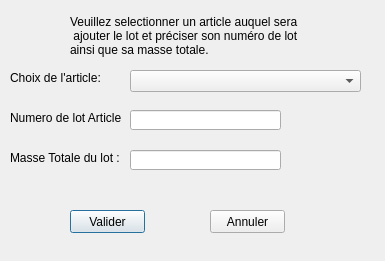
Qt form f_lot.ui (expansia/PEAO) before a commit.
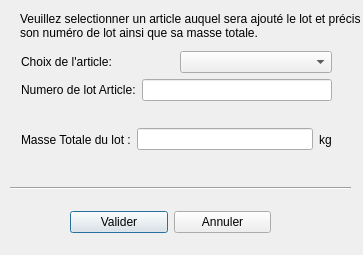
The same form after that commit.

The edit to the form file:
```diff
--- a/f_lot.ui
+++ b/f_lot.ui
@@ -6,123 +6,130 @@
    <rect>
     <x>0</x>
     <y>0</y>
-    <width>385</width>
-    <height>261</height>
+    <width>363</width>
+    <height>255</height>
    </rect>
   </property>
   <property name="windowTitle">
    <string>Formulaire Lot</string>
   </property>
-  <widget class="QComboBox" name="cbChoixArticle">
-   <property name="geometry">
-    <rect>
-     <x>130</x>
-     <y>70</y>
-     <width>231</width>
-     <height>22</height>
-    </rect>
-   </property>
-  </widget>
-  <widget class="QLabel" name="label">
-   <property name="geometry">
-    <rect>
-     <x>10</x>
-     <y>70</y>
-     <width>91</width>
-     <height>16</height>
-    </rect>
-   </property>
-   <property name="text">
-    <string>Choix de l'article:</string>
-   </property>
-  </widget>
-  <widget class="QLabel" name="label_2">
-   <property name="geometry">
-    <rect>
-     <x>10</x>
-     <y>110</y>
-     <width>111</width>
-     <height>16</height>
-    </rect>
-   </property>
-   <property name="text">
-    <string>Numero de lot Article:</string>
-   </property>
-  </widget>
-  <widget class="QLineEdit" name="leNumLotArticle">
-   <property name="geometry">
-    <rect>
-     <x>130</x>
-     <y>110</y>
-     <width>151</width>
-     <height>20</height>
-    </rect>
-   </property>
-  </widget>
+  <property name="modal">
+   <bool>true</bool>
+  </property>
   <widget class="QLabel" name="label_3">
    <property name="geometry">
     <rect>
-     <x>70</x>
+     <x>20</x>
      <y>10</y>
-     <width>231</width>
-     <height>51</height>
+     <width>341</width>
+     <height>31</height>
     </rect>
    </property>
    <property name="text">
-    <string>Veuillez selectionner un article auquel sera
- ajouter le lot et préciser son numéro de lot 
-ainsi que sa masse totale.</string>
+    <string>Veuillez selectionner un article auquel sera ajouté le lot et préciser 
+son numéro de lot ainsi que sa masse totale.</string>
    </property>
   </widget>
-  <widget class="QPushButton" name="btValiderFormLot">
-   <property name="geometry">
-    <rect>
-     <x>70</x>
-     <y>210</y>
-     <width>75</width>
-     <height>23</height>
-    </rect>
-   </property>
-   <property name="text">
-    <string>Valider</string>
-   </property>
-  </widget>
-  <widget class="QPushButton" name="btAnnulerFormLot">
-   <property name="geometry">
-    <rect>
-     <x>210</x>
-     <y>210</y>
-     <width>75</width>
-     <height>23</height>
-    </rect>
-   </property>
-   <property name="text">
-    <string>Annuler</string>
-   </property>
-  </widget>
-  <widget class="QLineEdit" name="leMasseTotaleLot">
-   <property name="geometry">
-    <rect>
-     <x>130</x>
-     <y>150</y>
-     <width>151</width>
-     <height>20</height>
-    </rect>
-   </property>
-  </widget>
-  <widget class="QLabel" name="label_4">
+  <widget class="Line" name="line">
    <property name="geometry">
     <rect>
      <x>10</x>
-     <y>150</y>
-     <width>111</width>
+     <y>180</y>
+     <width>341</width>
      <height>16</height>
     </rect>
    </property>
-   <property name="text">
-    <string>Masse Totale du lot :</string>
+   <property name="orientation">
+    <enum>Qt::Horizontal</enum>
    </property>
   </widget>
+  <widget class="QWidget" name="">
+   <property name="geometry">
+    <rect>
+     <x>70</x>
+     <y>210</y>
+     <width>201</width>
+     <height>25</height>
+    </rect>
+   </property>
+   <layout class="QHBoxLayout" name="horizontalLayout_4">
+    <item>
+     <widget class="QPushButton" name="btValiderFormLot">
+      <property name="text">
+       <string>Valider</string>
+      </property>
+     </widget>
+    </item>
+    <item>
+     <widget class="QPushButton" name="btAnnulerFormLot">
+      <property name="text">
+       <string>Annuler</string>
+      </property>
+     </widget>
+    </item>
+   </layout>
+  </widget>
+  <widget class="QWidget" name="">
+   <property name="geometry">
+    <rect>
+     <x>21</x>
+     <y>51</y>
+     <width>311</width>
+     <height>121</height>
+    </rect>
+   </property>
+   <layout class="QVBoxLayout" name="verticalLayout">
+    <item>
+     <layout class="QHBoxLayout" name="horizontalLayout_3">
+      <item>
+       <widget class="QLabel" name="label">
+        <property name="text">
+         <string>Choix de l'article:</string>
+        </property>
+       </widget>
+      </item>
+      <item>
+       <widget class="QComboBox" name="cbChoixArticle"/>
+      </item>
+     </layout>
+    </item>
+    <item>
+     <layout class="QHBoxLayout" name="horizontalLayout_2">
+      <item>
+       <widget class="QLabel" name="label_2">
+        <property name="text">
+         <string>Numero de lot Article:</string>
+        </property>
+       </widget>
+      </item>
+      <item>
+       <widget class="QLineEdit" name="leNumLotArticle"/>
+      </item>
+     </layout>
+    </item>
+    <item>
+     <layout class="QHBoxLayout" name="horizontalLayout">
+      <item>
+       <widget class="QLabel" name="label_4">
+        <property name="text">
+         <string>Masse Totale du lot :</string>
+        </property>
+       </widget>
+      </item>
+      <item>
+       <widget class="QLineEdit" name="leMasseTotaleLot"/>
+      </item>
+      <item>
+       <widget class="QLabel" name="label_5">
+        <property name="text">
+         <string>kg</string>
+        </property>
+       </widget>
+      </item>
+     </layout>
+    </item>
+   </layout>
+  </widget>
  </widget>
  <resources/>
  <connections/>
```
Left out of the diff: 10 changed lines with no effect on the pictures.
